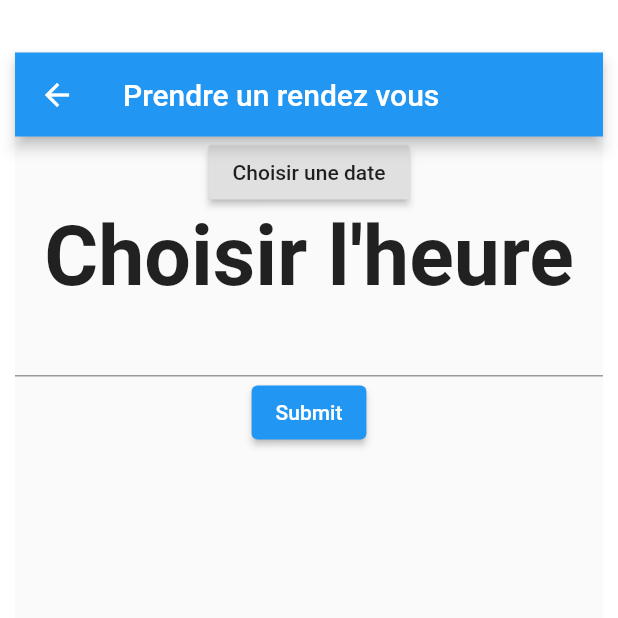
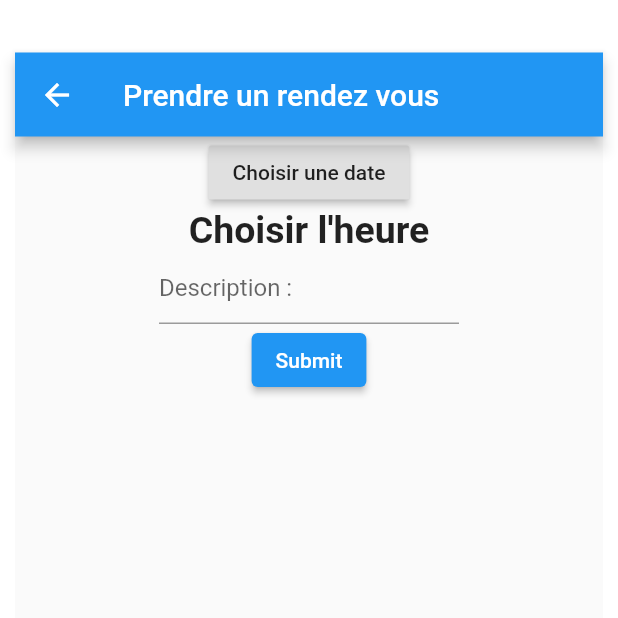
Before and after one commit to Enigmiam-Flutter/Flutter4exam, a Flutter app: the RdvPatientScreen screen opened directly, after a tap on "Submit", on a phone screen of 412 x 824 dp, the top half of it. Run offline on Flutter 3.47's test engine with Material 2 defaults, Android fonts, the phone set to English and light mode, and no system bars; our stand-ins replace cloud_firestore, firebase_database, table_calendar; missing offline and left inert: time_picker_widget; accounts and stored records are empty.

Commit message:
refacto: Refacto files

```diff
--- a/lib/Screen/DoctorListPatientScreen.dart
+++ b/lib/Screen/DoctorListPatientScreen.dart
@@ -29,6 +29,7 @@ class _DoctorListPatientScreenState extends State<DoctorListPatientScreen> {
   @override
   Widget build(BuildContext context) {
     return Scaffold(
+      appBar: AppBar(title: Text('Liste des patients'),),
       body: _progressController
           ? CircularProgressIndicator()
           : Column(
--- a/lib/Screen/DoctorLoginScreen.dart
+++ b/lib/Screen/DoctorLoginScreen.dart
@@ -57,7 +57,7 @@ class _MyCustomFormState extends State<MyCustomForm> {
   Widget build(BuildContext context) {
     return Scaffold(
       appBar: AppBar(
-        title: Text('Login doctor'),
+        title: Text('Connexion docteur'),
       ),
       body: _build(context),
     );
--- a/lib/Screen/PatientListDoctorScreen.dart
+++ b/lib/Screen/PatientListDoctorScreen.dart
@@ -37,7 +37,7 @@ class _DoctorListScreenState extends State<DoctorListScreen> {
   Widget build(BuildContext context) {
     return Scaffold(
       appBar: AppBar(
-        title: Text('Liste des docteurs'),
+        title: Text('Choix du docteur'),
       ),
       body: _progressController
           ? CircularProgressIndicator()
--- a/lib/Screen/PatientLoginScreen.dart
+++ b/lib/Screen/PatientLoginScreen.dart
@@ -56,7 +56,7 @@ class _MyCustomFormState extends State<MyCustomForm> {
   Widget build(BuildContext context) {
     return Scaffold(
       appBar: AppBar(
-        title: Text('Login patient'),
+        title: Text('Connexion patient'),
       ),
       body: _build(context),
     );
--- a/lib/Screen/RdvPatientScreen.dart
+++ b/lib/Screen/RdvPatientScreen.dart
@@ -54,7 +54,9 @@ class _RdvPatientScreenState extends State<RdvPatientScreen> {
             Container(child: DatePicker(callbackDatePicker)),
             Container(child: CustomTimePicker(callbackTimePicker)),
             Container(
+              width: 200,
               child: TextField(
+                decoration: InputDecoration(hintText: 'Description : '),
                 onChanged: (val) => userInputDescription = val,
               ),
             ),
@@ -75,7 +77,7 @@ class _RdvPatientScreenState extends State<RdvPatientScreen> {
         Duration(hours: selectedHours.hour, minutes: selectedHours.minute);
     selectedDate = selectedDate.add(duration);
     var data = {
-      "Description": userInputDescription,
+      "Description": userInputDescription.length == 0 ? 'Pas de description' : userInputDescription,
       "IdD": widget.idDocteur,
       "IdP": globalIdPatient,
       "rdv": selectedDate.toString()
--- a/lib/main.dart
+++ b/lib/main.dart
@@ -24,7 +24,7 @@ class FirstScreen extends StatelessWidget {
   Widget build(BuildContext context) {
     return Scaffold(
       appBar: AppBar(
-        title: Text("Page d'identification"),
+        title: Text("FindADoc"),
       ),
       body: Center(
           child: Column(
--- a/lib/widgets/TimePicker.dart
+++ b/lib/widgets/TimePicker.dart
@@ -36,7 +36,7 @@ class _CustomTimePickerState extends State<CustomTimePicker> {
 
             child: Text(
               selectedTime ?? 'Choisir l\'heure',
-              style: TextStyle(fontSize: 55, fontWeight: FontWeight.bold),
+              style: TextStyle(fontSize: 25, fontWeight: FontWeight.bold),
             ),
         ),
       );
```
Also changed, not shown: lib/Screen/DoctorBottomNavigationScreen.dart (+5 -21 lines), lib/Screen/PatientBottomNavigationScreen.dart (+1 -19 lines), 1 other file.
